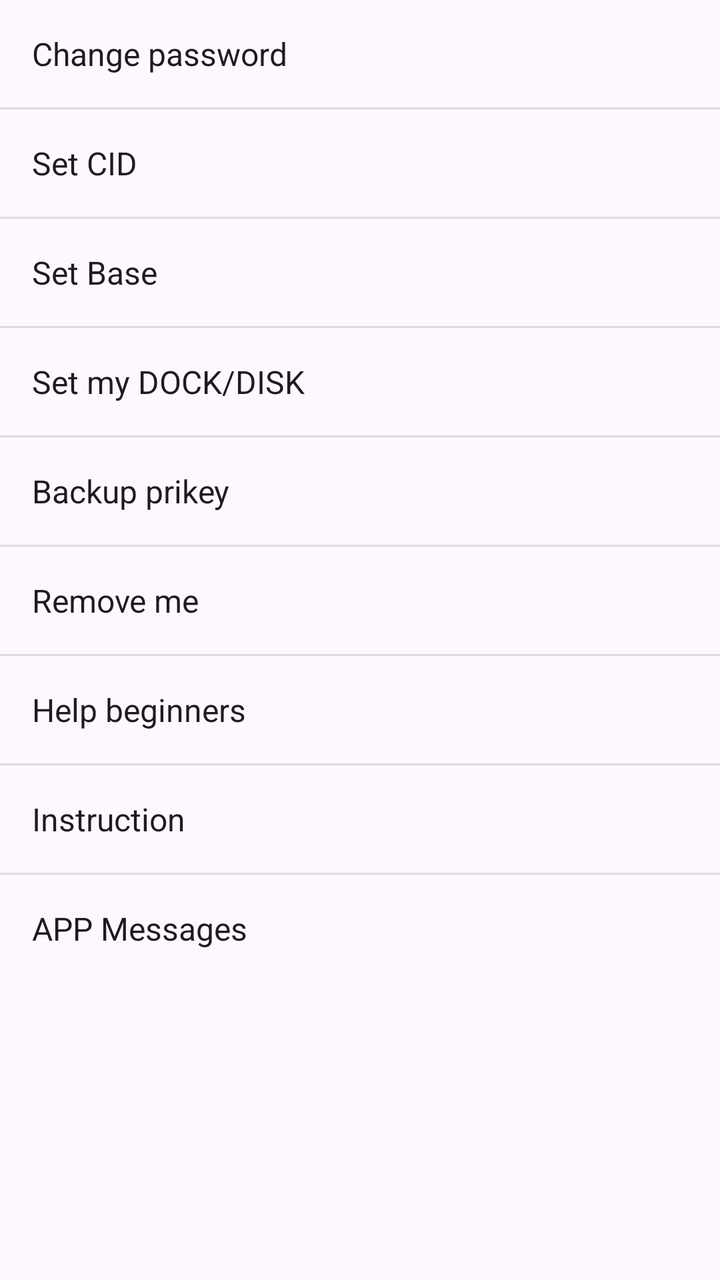
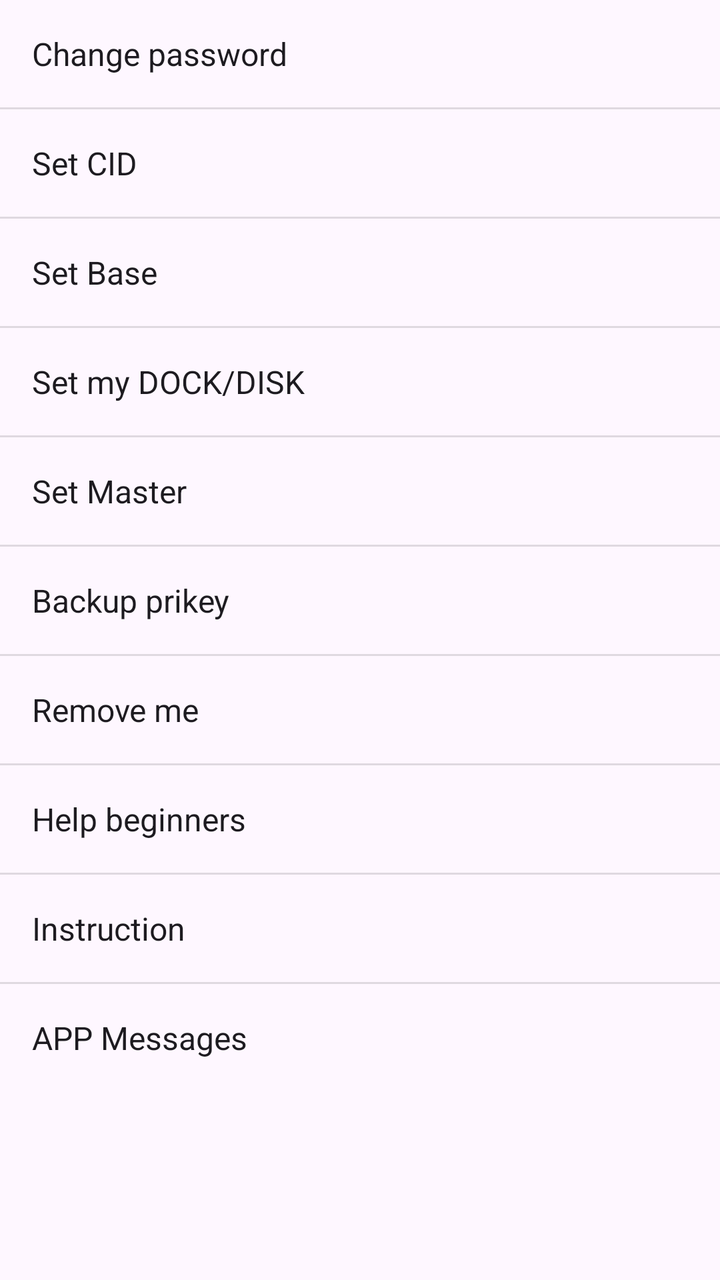

Two renders of the same Android screen: before a commit and after it. Below are the layout's source before the change and the commit's diff.
<!-- AndroidManifest.xml: application theme Theme.Freer -->
<!-- res/layout/popup_menu_settings.xml -->
<?xml version="1.0" encoding="utf-8"?>
<LinearLayout xmlns:android="http://schemas.android.com/apk/res/android"
    android:layout_width="wrap_content"
    android:layout_height="wrap_content"
    android:background="?android:attr/colorBackground"
    android:orientation="vertical">

    <TextView
        android:id="@+id/change_password"
        android:layout_width="match_parent"
        android:layout_height="wrap_content"
        android:padding="16dp"
        android:text="@string/change_password"
        android:textColor="?android:attr/textColorPrimary"
        android:textSize="16sp" />

    <View
        android:layout_width="match_parent"
        android:layout_height="1dp"
        android:background="?android:attr/listDivider" />


    <TextView
        android:id="@+id/set_cid"
        android:layout_width="match_parent"
        android:layout_height="wrap_content"
        android:padding="16dp"
        android:text="@string/set_cid"
        android:textColor="?android:attr/textColorPrimary"
        android:textSize="16sp" />

    <View
        android:layout_width="match_parent"
        android:layout_height="1dp"
        android:background="?android:attr/listDivider" />

    <TextView
        android:id="@+id/set_apis"
        android:layout_width="match_parent"
        android:layout_height="wrap_content"
        android:padding="16dp"
        android:text="@string/set_apis"
        android:textColor="?android:attr/textColorPrimary"
        android:textSize="16sp" />

    <View
        android:layout_width="match_parent"
        android:layout_height="1dp"
        android:background="?android:attr/listDivider" />

    <TextView
        android:id="@+id/set_dock_disk"
        android:layout_width="match_parent"
        android:layout_height="wrap_content"
        android:padding="16dp"
        android:text="@string/set_dock_disk"
        android:textColor="?android:attr/textColorPrimary"
        android:textSize="16sp" />

    <View
        android:id="@+id/set_dock_disk_divider"
        android:layout_width="match_parent"
        android:layout_height="1dp"
        android:background="?android:attr/listDivider" />

    <TextView
        android:id="@+id/backup_prikey"
        android:layout_width="match_parent"
        android:layout_height="wrap_content"
        android:padding="16dp"
        android:text="@string/backup_prikey"
        android:textColor="?android:attr/textColorPrimary"
        android:textSize="16sp" />

    <View
        android:layout_width="match_parent"
        android:layout_height="1dp"
        android:background="?android:attr/listDivider" />

    <TextView
        android:id="@+id/remove_me"
        android:layout_width="match_parent"
        android:layout_height="wrap_content"
        android:padding="16dp"
        android:text="@string/remove_me"
        android:textColor="?android:attr/textColorPrimary"
        android:textSize="16sp" />

    <View
        android:layout_width="match_parent"
        android:layout_height="1dp"
        android:background="?android:attr/listDivider" />

    <TextView
        android:id="@+id/help_beginners"
        android:layout_width="match_parent"
        android:layout_height="wrap_content"
        android:padding="16dp"
        android:text="@string/newcomer_requests"
        android:textColor="?android:attr/textColorPrimary"
        android:textSize="16sp" />

    <View
        android:layout_width="match_parent"
        android:layout_height="1dp"
        android:background="?android:attr/listDivider" />

    <TextView
        android:id="@+id/security_guidelines"
        android:layout_width="match_parent"
        android:layout_height="wrap_content"
        android:padding="16dp"
        android:text="@string/instruction"
        android:textColor="?android:attr/textColorPrimary"
        android:textSize="16sp" />

    <View
        android:layout_width="match_parent"
        android:layout_height="1dp"
        android:background="?android:attr/listDivider" />

    <TextView
        android:id="@+id/toast_messages"
        android:layout_width="match_parent"
        android:layout_height="wrap_content"
        android:padding="16dp"
        android:text="@string/app_messages"
        android:textColor="?android:attr/textColorPrimary"
        android:textSize="16sp" />

</LinearLayout>
<!-- resources referenced by this layout -->
<resources>
  <string name="app_messages">APP Messages</string>
  <string name="backup_prikey">Backup prikey</string>
  <string name="change_password">Change password</string>
  <string name="instruction">Instruction</string>
  <string name="newcomer_requests">Help beginners</string>
  <string name="remove_me">Remove me</string>
  <string name="set_apis">Set Base</string>
  <string name="set_cid">Set CID</string>
  <string name="set_dock_disk">Set my DOCK/DISK</string>
  <style name="Theme.Freer" parent="Base.Theme.Freer" />
  <style name="Base.Theme.Freer" parent="Theme.Material3.DayNight.NoActionBar">
          <item name="colorPrimary">#2196F3</item>
          <item name="colorAccent">#2196F3</item>
          <item name="android:windowBackground">#FFFFFF</item>
          
          <item name="android:windowLayoutInDisplayCutoutMode">shortEdges</item>
          <item name="android:enforceNavigationBarContrast">false</item>
          <item name="android:enforceStatusBarContrast">false</item>
          <item name="android:statusBarColor">@android:color/transparent</item>
          <item name="android:navigationBarColor">@android:color/transparent</item>
          <item name="android:windowLightStatusBar">true</item>
          <item name="android:windowLightNavigationBar">true</item>
      </style>
</resources>

<!-- the commit's change to res/layout/popup_menu_settings.xml (unified diff, before → after) -->
@@ -59,6 +59,21 @@
 
     <View
         android:id="@+id/set_dock_disk_divider"
+        android:layout_width="match_parent"
+        android:layout_height="1dp"
+        android:background="?android:attr/listDivider" />
+
+    <TextView
+        android:id="@+id/set_master"
+        android:layout_width="match_parent"
+        android:layout_height="wrap_content"
+        android:padding="16dp"
+        android:text="@string/set_master"
+        android:textColor="?android:attr/textColorPrimary"
+        android:textSize="16sp" />
+
+    <View
+        android:id="@+id/set_master_divider"
         android:layout_width="match_parent"
         android:layout_height="1dp"
         android:background="?android:attr/listDivider" />
<!-- resource entries referenced after the edit -->
@@ -9,6 +9,7 @@
   <string name="set_apis">Set Base</string>
   <string name="set_cid">Set CID</string>
   <string name="set_dock_disk">Set my DOCK/DISK</string>
+  <string name="set_master">Set Master</string>
   <style name="Theme.Freer" parent="Base.Theme.Freer" />
   <style name="Base.Theme.Freer" parent="Theme.Material3.DayNight.NoActionBar">
           <item name="colorPrimary">#2196F3</item>
